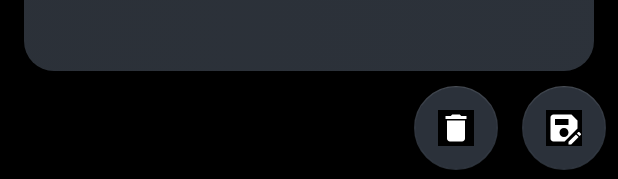
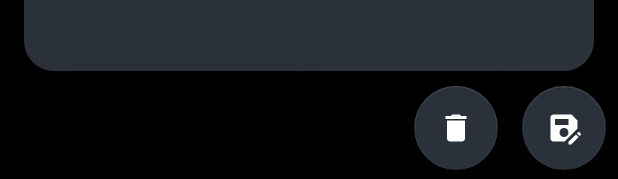
Before and after one commit to levice1/Notes, an Android app: the layout activity_edit.xml on its own in the app's theme, with its tools: preview values and no code run, on a phone screen of 412 x 824 dp. Shown: the part 1054-1233 px from the top of the screen. Run offline under Robolectric (Android 15) with nearby library versions, the phone set to English and light mode, and no system bars.

Commit message:
Цвета иконок в кнопках

```diff
--- a/app/src/main/res/layout/activity_edit.xml
+++ b/app/src/main/res/layout/activity_edit.xml
@@ -49,10 +49,9 @@
         android:layout_height="wrap_content"
         android:layout_marginEnd="8dp"
         android:layout_marginBottom="8dp"
-        android:background="#954B5563"
         android:clickable="true"
-
-        android:tintMode="add"
+        app:tint="#FFFFFF"
+        android:contentDescription="@string/save_note"
         app:backgroundTint="#954B5563"
         app:layout_constraintBottom_toBottomOf="parent"
         app:layout_constraintEnd_toEndOf="parent"
@@ -64,12 +63,11 @@
         android:layout_height="wrap_content"
         android:layout_marginEnd="16dp"
         android:layout_marginBottom="8dp"
-        android:background="#954B5563"
         android:clickable="true"
-        android:tint="@android:color/white"
-        android:tintMode="add"
+        android:contentDescription="@string/del_note"
         android:visibility="gone"
         app:backgroundTint="#954B5563"
+        app:tint="#FFFFFF"
         app:layout_constraintBottom_toBottomOf="parent"
         app:layout_constraintEnd_toStartOf="@+id/btnSave"
         app:srcCompat="@drawable/ic_delete"
--- a/app/src/main/res/layout/activity_main.xml
+++ b/app/src/main/res/layout/activity_main.xml
@@ -44,8 +44,8 @@
         android:layout_marginEnd="8dp"
         android:layout_marginBottom="8dp"
         android:clickable="true"
-        android:contentDescription="@string/app_name"
-        android:tintMode="add"
+        android:contentDescription="@string/add_note"
+        app:tint="#FFFFFF"
         app:backgroundTint="#954B5563"
         app:layout_constraintBottom_toBottomOf="parent"
         app:layout_constraintEnd_toEndOf="parent"
--- a/app/src/main/res/values/strings.xml
+++ b/app/src/main/res/values/strings.xml
@@ -1,3 +1,6 @@
 <resources>
     <string name="app_name">Notes</string>
+    <string name="add_note">Add note</string>
+    <string name="del_note">Delete note</string>
+    <string name="save_note">Save note</string>
 </resources>
```
